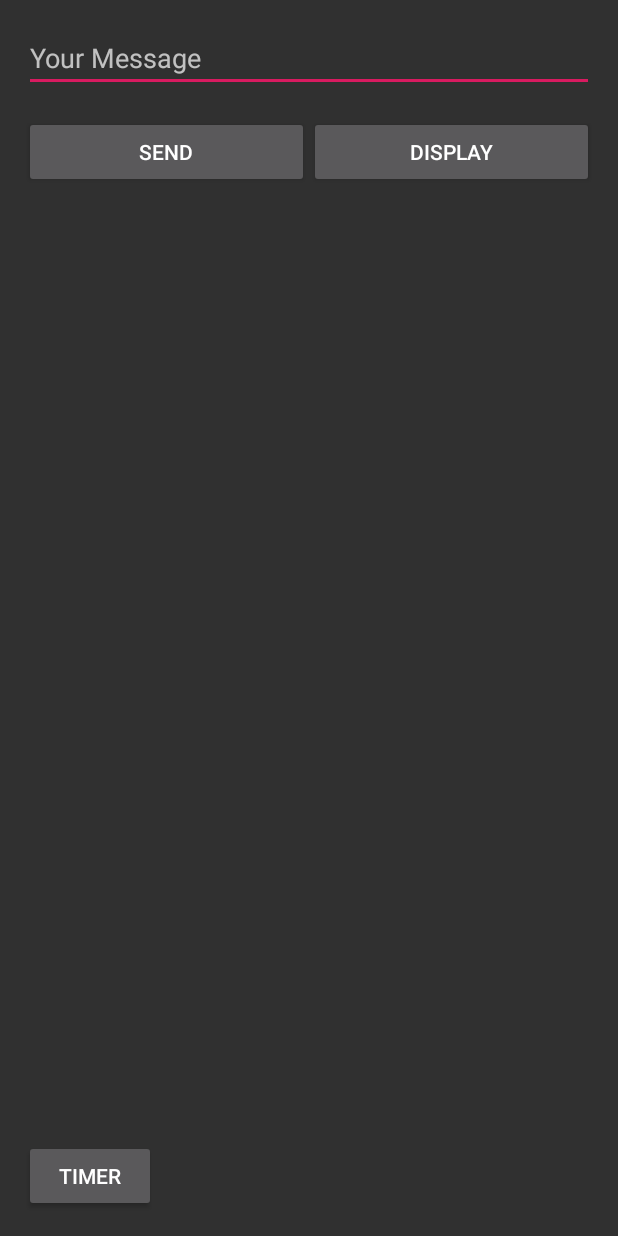
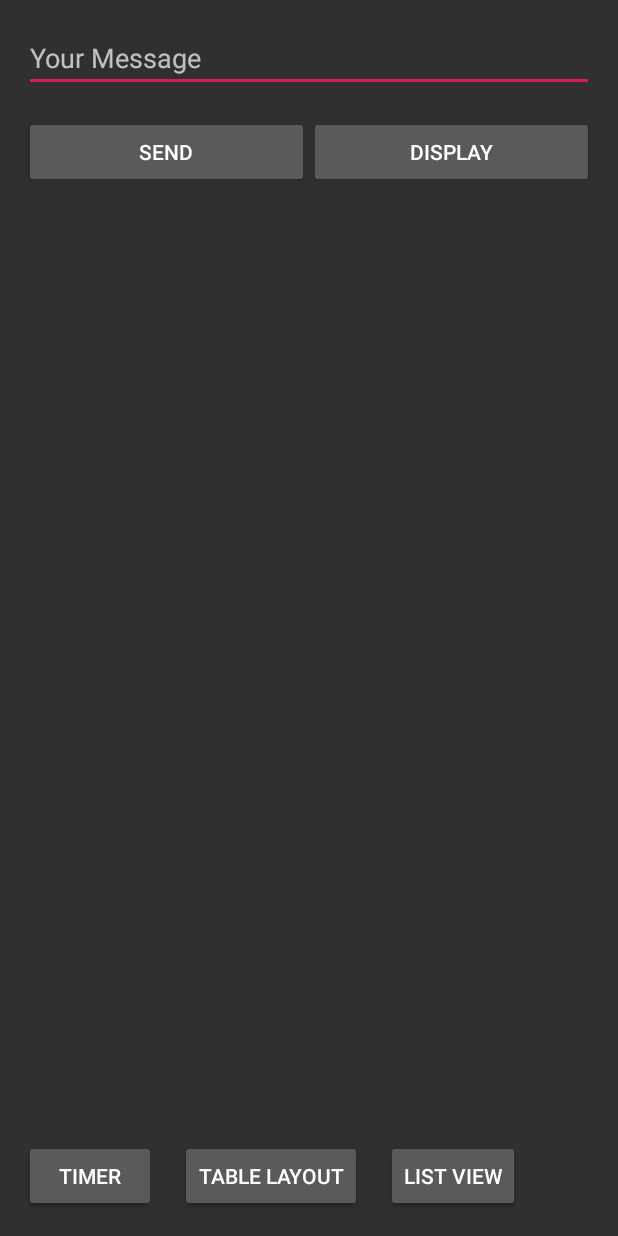
Before and after one commit to phuongduong0528/Android_Example_App, an Android app: the screen it shows after launch (MainActivity), on a phone screen of 412 x 824 dp. Run offline under Robolectric (Android 15) with nearby library versions, the phone set to English and light mode, and no system bars.

Commit message:
Update ListView @ TableLayout

```diff
--- a/app/src/main/AndroidManifest.xml
+++ b/app/src/main/AndroidManifest.xml
@@ -17,7 +17,9 @@
             </intent-filter>
         </activity>
         <activity android:name=".DisplayActivity" />
-        <activity android:name=".StopWatchActivity"></activity>
+        <activity android:name=".StopWatchActivity" />
+        <activity android:name=".ListViewExample" />
+        <activity android:name=".TableLayoutExample"></activity>
     </application>
 
 </manifest>
--- a/app/src/main/res/layout/activity_main.xml
+++ b/app/src/main/res/layout/activity_main.xml
@@ -27,8 +27,8 @@
         android:layout_marginTop="16dp"
         android:layout_marginEnd="16dp"
         android:ems="10"
+        android:hint="@string/txtview_hint"
         android:inputType="textPersonName"
-        android:hint="@string/txtview_hint"
         app:layout_constraintEnd_toEndOf="parent"
         app:layout_constraintStart_toStartOf="parent"
         app:layout_constraintTop_toTopOf="parent" />
@@ -56,4 +56,26 @@
         android:text="@string/btn_timer"
         app:layout_constraintBottom_toBottomOf="parent"
         app:layout_constraintStart_toStartOf="parent" />
+
+    <Button
+        android:id="@+id/button7"
+        android:layout_width="wrap_content"
+        android:layout_height="wrap_content"
+        android:layout_marginStart="16dp"
+        android:layout_marginBottom="16dp"
+        android:onClick="onClickTableLayout"
+        android:text="Table Layout"
+        app:layout_constraintBottom_toBottomOf="parent"
+        app:layout_constraintStart_toEndOf="@+id/button6" />
+
+    <Button
+        android:id="@+id/button8"
+        android:layout_width="wrap_content"
+        android:layout_height="wrap_content"
+        android:layout_marginStart="16dp"
+        android:layout_marginBottom="16dp"
+        android:onClick="onClickListView"
+        android:text="List View"
+        app:layout_constraintBottom_toBottomOf="parent"
+        app:layout_constraintStart_toEndOf="@+id/button7" />
 </android.support.constraint.ConstraintLayout>
```
Also changed, not shown: app/src/main/java/com/example/trani/testapp/ListViewExample.java (added, +44 -0 lines), app/src/main/java/com/example/trani/testapp/MainActivity.java (+10 -0 lines), app/src/main/java/com/example/trani/testapp/TableLayoutExample.java (added, +13 -0 lines), app/src/main/res/layout/activity_list_view_example.xml (added, +21 -0 lines), app/src/main/res/layout/activity_table_layout_example.xml (added, +46 -0 lines), app/src/main/res/layout/list_item_1.xml (added, +12 -0 lines).
